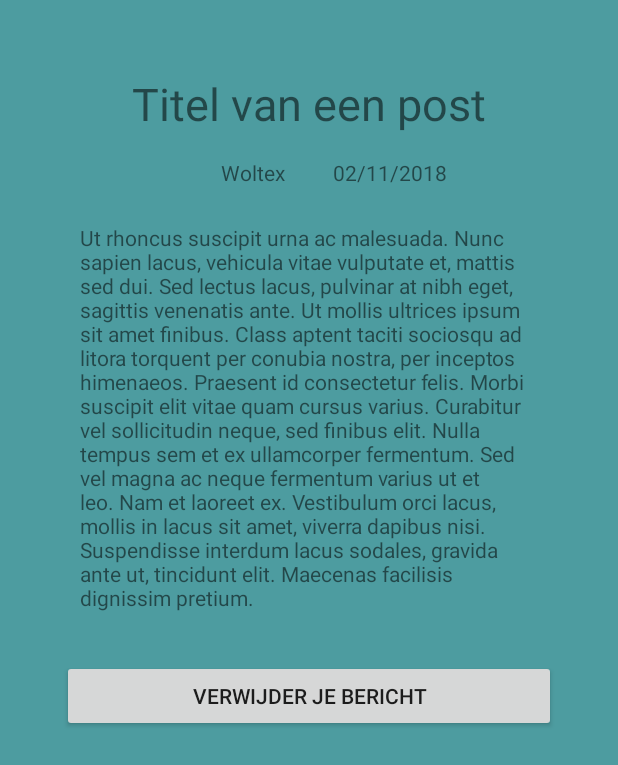
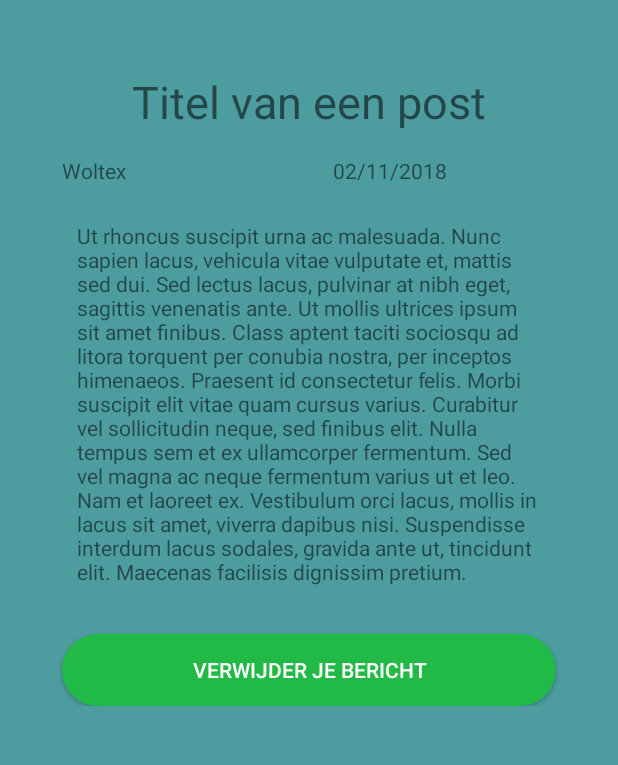
Before and after one commit to brentschets/TheHubAndroid, an Android app: the layout fragment_detail_post.xml on its own in the app's theme, with its tools: preview values and no code run, on a phone screen of 412 x 824 dp. Shown: the top 765 px of the screen. Run offline under Robolectric (Android 15) with nearby library versions, the phone set to English and light mode, and no system bars.

Commit message:
delete post working

```diff
--- a/app/src/main/res/layout/fragment_account.xml
+++ b/app/src/main/res/layout/fragment_account.xml
@@ -32,7 +32,7 @@
             android:layout_width="wrap_content"
             android:layout_height="wrap_content"
             android:layout_marginBottom="8dp"
-            android:text="Hallo"
+            android:text="@string/account_greeting"
             android:textSize="24sp"
             app:layout_constraintBottom_toTopOf="@+id/textView2"
             app:layout_constraintEnd_toEndOf="parent"
--- a/app/src/main/res/layout/fragment_detail_post.xml
+++ b/app/src/main/res/layout/fragment_detail_post.xml
@@ -39,10 +39,8 @@
                 android:layout_width="wrap_content"
                 android:layout_height="wrap_content"
                 android:layout_marginTop="16dp"
-                android:layout_marginEnd="16dp"
-                android:layout_marginRight="16dp"
-                android:text="@{postViewModel.getSelectedPost().owner}"
-                app:layout_constraintEnd_toStartOf="@+id/guideline19"
+                android:text="@{`Geplaatst door `+ postViewModel.getSelectedPost().owner}"
+                app:layout_constraintStart_toStartOf="@+id/guideline16"
                 app:layout_constraintTop_toBottomOf="@+id/txt_detail_text"
                 tools:text="Woltex" />
 
@@ -88,7 +86,7 @@
 
             <TextView
                 android:id="@+id/txt_detail_content"
-                android:layout_width="305dp"
+                android:layout_width="309dp"
                 android:layout_height="wrap_content"
                 android:layout_marginTop="24dp"
                 android:text="@{postViewModel.getSelectedPost().message}"
@@ -103,11 +101,14 @@
                 android:layout_width="0dp"
                 android:layout_height="wrap_content"
                 android:layout_marginTop="32dp"
+                android:background="@drawable/button_style"
                 android:text="Verwijder je bericht"
+                android:textColor="#fff"
                 app:layout_constraintEnd_toStartOf="@+id/guideline17"
                 app:layout_constraintStart_toStartOf="@+id/guideline16"
                 app:layout_constraintTop_toBottomOf="@+id/txt_detail_content"
-                tools:text="Verwijder je bericht" />
+                tools:text="Verwijder je bericht"
+                android:visibility="@{safeUnbox(postViewModel.isOwnerPost)? View.VISIBLE : View.GONE}"/>
 
 
         </android.support.constraint.ConstraintLayout>
```
Also changed, not shown: app/src/main/java/brentschets/com/projecthub/adapter/PostAdapter.kt (+5 -4 lines), app/src/main/java/brentschets/com/projecthub/fragments/DetailPostFragment.kt (+60 -2 lines), app/src/main/java/brentschets/com/projecthub/fragments/PostListFragment.kt (+18 -3 lines), app/src/main/java/brentschets/com/projecthub/viewmodels/PostViewModel.kt (+33 -7 lines), app/src/main/res/values/strings.xml (+2 -18 lines).
